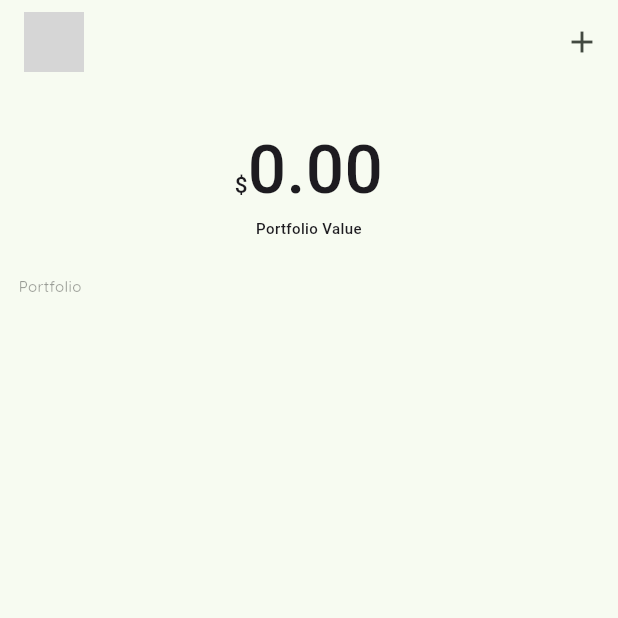
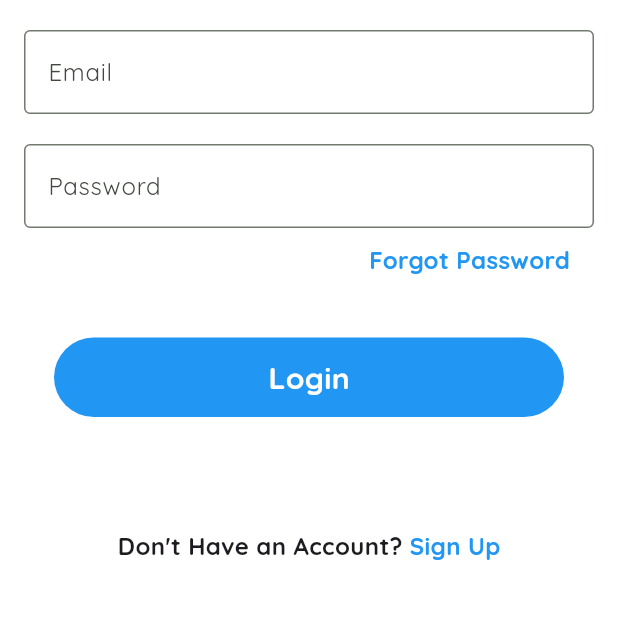
Before and after one commit to sjgod1427/crzy-crypto, a Flutter app: the screen it shows after launch, on a phone screen of 412 x 824 dp, the top half of it. Run offline on Flutter 3.47's test engine with Material 3 defaults, Android fonts, the phone set to English and light mode, and no system bars; our stand-ins replace cloud_firestore, dio, firebase_auth, firebase_core, firebase_storage, get and 3 more; accounts and stored records are empty; network calls fail; statements that could not run were skipped; grey boxes are pictures that could not be loaded.

Commit message:
login signup

```diff
--- /dev/null
+++ b/lib/authentication/services.dart
@@ -0,0 +1,55 @@
+import 'package:firebase_auth/firebase_auth.dart';
+import 'package:firebase_storage/firebase_storage.dart';
+import 'package:cloud_firestore/cloud_firestore.dart';
+
+class AuthServices {
+  final FirebaseAuth _firebaseAuth = FirebaseAuth.instance;
+  final FirebaseFirestore _firebaseFirestore = FirebaseFirestore.instance;
+
+  Future<String>? signUpUser(
+      {required String email,
+      required String username,
+      required String password}) async {
+    String res = "Some error occured";
+    try {
+      if (username.isNotEmpty || password.isNotEmpty || username.isNotEmpty) {
+        UserCredential credential = await _firebaseAuth
+            .createUserWithEmailAndPassword(email: email, password: password);
+        await _firebaseFirestore
+            .collection("users")
+            .doc(credential.user!.uid)
+            .set({
+          "username": username,
+          "email": email,
+          "uid": credential.user!.uid
+        });
+        res = "Successfull";
+      }
+    } catch (e) {
+      return e.toString();
+    }
+    return res;
+  }
+
+  Future<String> loginUser(
+      {required String email, required String password}) async {
+    String res = "Some error occured";
+    try {
+      if (email.isNotEmpty || password.isNotEmpty) {
+        //login user with email and password
+        await _firebaseAuth.signInWithEmailAndPassword(
+            email: email, password: password);
+        res = "sucess";
+      } else {
+        res = "Please enter all field";
+      }
+    } catch (e) {
+      return e.toString();
+    }
+    return res;
+  }
+
+  Future<void> signOut() async {
+    await _firebaseAuth.signOut();
+  }
+}
--- /dev/null
+++ b/lib/component/button.dart
@@ -0,0 +1,32 @@
+import 'package:flutter/material.dart';
+
+class MyButton extends StatelessWidget {
+  const MyButton({super.key, required this.onTab, required this.text});
+
+  final VoidCallback onTab;
+  final String text;
+
+  @override
+  Widget build(BuildContext context) {
+    return InkWell(
+      onTap: onTab,
+      child: Padding(
+        padding: EdgeInsets.all(20),
+        child: Container(
+          alignment: Alignment.center,
+          padding: EdgeInsets.symmetric(vertical: 12),
+          decoration: ShapeDecoration(
+              shape: RoundedRectangleBorder(
+                borderRadius: BorderRadius.circular(30),
+              ),
+              color: Colors.blue),
+          child: Text(
+            text,
+            style: const TextStyle(
+                color: Colors.white, fontWeight: FontWeight.bold, fontSize: 20),
+          ),
+        ),
+      ),
+    );
+  }
+}
--- a/lib/main.dart
+++ b/lib/main.dart
@@ -1,10 +1,15 @@
 import 'package:crzy_crypto/pages/home_page.dart';
+import 'package:crzy_crypto/pages/login.dart';
 import 'package:crzy_crypto/utils.dart';
+import 'package:firebase_auth/firebase_auth.dart';
+import 'package:firebase_core/firebase_core.dart';
 import 'package:flutter/material.dart';
 import 'package:get/get.dart';
 import 'package:google_fonts/google_fonts.dart';
 
-void main() async {
+Future<void> main() async {
+  WidgetsFlutterBinding.ensureInitialized();
+  await Firebase.initializeApp();
   await registerServices();
   await registerController();
   runApp(const MyApp());
@@ -24,7 +29,17 @@ class MyApp extends StatelessWidget {
           useMaterial3: true,
           textTheme: GoogleFonts.quicksandTextTheme(),
         ),
-        routes: {'/home': (context) => HomePage()},
+        routes: {
+          '/home': (context) => StreamBuilder(
+              stream: FirebaseAuth.instance.authStateChanges(),
+              builder: (context, snapshot) {
+                if (snapshot.hasData) {
+                  return HomePage();
+                } else {
+                  return LoginScreen();
+                }
+              }),
+        },
         initialRoute: '/home');
   }
 }
--- /dev/null
+++ b/lib/pages/login.dart
@@ -0,0 +1,225 @@
+import 'package:crzy_crypto/authentication/services.dart';
+import 'package:crzy_crypto/component/button.dart';
+import 'package:crzy_crypto/pages/home_page.dart';
+import 'package:crzy_crypto/pages/sign_up.dart';
+import 'package:flutter/material.dart';
+import 'package:flutter/services.dart';
+import 'package:get/get.dart';
+import 'package:rive/rive.dart' hide Image;
+
+class LoginScreen extends StatefulWidget {
+  LoginScreen({super.key});
+
+  @override
+  State<LoginScreen> createState() => _LoginScreen();
+}
+
+class _LoginScreen extends State<LoginScreen> {
+  final TextEditingController emailController = TextEditingController();
+  final TextEditingController passwordController = TextEditingController();
+  bool isLoading = false;
+
+  @override
+  void dispose() {
+    super.dispose();
+    emailController.dispose();
+    passwordController.dispose();
+  }
+
+  void loginUser() async {
+    setState(() {
+      isLoading = true;
+    });
+    String res = await AuthServices().loginUser(
+      email: emailController.text,
+      password: passwordController.text,
+    );
+    setState(() {
+      isLoading = false;
+    });
+
+    if (res == 'sucess') {
+      Future.delayed(Duration(seconds: 1), () {
+        Get.to(HomePage());
+      });
+    } else {
+      ScaffoldMessenger.of(context).showSnackBar(SnackBar(content: Text(res)));
+    }
+  }
+
+  var animationLink = 'images/animated_login_screen.riv';
+  late SMITrigger failTrigger, successTrigger;
+  late SMIBool isChecking, isHandsUp;
+  late SMINumber lookNum;
+  Artboard? artboard;
+  late StateMachineController? statemachineController;
+
+  @override
+  void initState() {
+    super.initState();
+    initArtBoard();
+  }
+
+  initArtBoard() {
+    rootBundle.load(animationLink).then((value) async {
+      await RiveFile.initialize();
+      final file = RiveFile.import(value);
+      final art = file.mainArtboard;
+      statemachineController =
+          StateMachineController.fromArtboard(art, "Login Machine")!;
+
+      if (statemachineController != null) {
+        art.addController(statemachineController!);
+        for (var element in statemachineController!.inputs) {
+          if (element.name == "isChecking") {
+            isChecking = element as SMIBool;
+          } else if (element.name == "isHandsUp") {
+            isHandsUp = element as SMIBool;
+          } else if (element.name == "trigSuccess") {
+            successTrigger = element as SMITrigger;
+          } else if (element.name == "trigFail") {
+            failTrigger = element as SMITrigger;
+          } else if (element.name == "numLook") {
+            lookNum = element as SMINumber;
+          }
+        }
+        setState(() {
+          artboard = art;
+        });
+      }
+    });
+  }
+
+  checking() {
+    isHandsUp.change(false);
+    isChecking.change(true);
+    lookNum.change(0);
+  }
+
+  moveEyes(value) {
+    lookNum.change(value.length.toDouble());
+  }
+
+  handsUp() {
+    isHandsUp.change(true);
+    isChecking.change(false);
+  }
+
+  login() {
+    isHandsUp.change(false);
+    isChecking.change(false);
+    if (emailController.text == "admin" && passwordController.text == "admin") {
+      successTrigger.fire();
+    } else {
+      failTrigger.fire();
+    }
+  }
+
+  @override
+  Widget build(BuildContext context) {
+    double height = MediaQuery.of(context).size.height;
+
+    return Scaffold(
+      backgroundColor: Colors.white,
+      body: SafeArea(
+        child: SingleChildScrollView(
+          child: Padding(
+            padding: const EdgeInsets.symmetric(horizontal: 16.0),
+            child: ConstrainedBox(
+              constraints: BoxConstraints(
+                minHeight: height,
+              ),
+              child: IntrinsicHeight(
+                child: Column(
+                  crossAxisAlignment: CrossAxisAlignment.stretch,
+                  children: [
+                    if (artboard != null)
+                      SizedBox(
+                        width: 400,
+                        height: 350,
+                        child: Rive(artboard: artboard!),
+                      ),
+                    const SizedBox(height: 20),
+                    TextField(
+                      onTap: checking,
+                      onChanged: ((value) => moveEyes(value)),
+                      controller: emailController,
+                      keyboardType: TextInputType.emailAddress,
+                      decoration: const InputDecoration(
+                        labelText: 'Email',
+                        border: OutlineInputBorder(),
+                      ),
+                    ),
+                    const SizedBox(height: 20),
+                    TextField(
+                      onTap: handsUp,
+                      controller: passwordController,
+                      keyboardType: TextInputType.visiblePassword,
+                      obscureText: true,
+                      decoration: const InputDecoration(
+                        labelText: 'Password',
+                        border: OutlineInputBorder(),
+                      ),
+                    ),
+                    const SizedBox(height: 10),
+                    const Align(
+                      alignment: Alignment.centerRight,
+                      child: Padding(
+                        padding: EdgeInsets.symmetric(horizontal: 16.0),
+                        child: Text(
+                          "Forgot Password",
+                          style: TextStyle(
+                            fontWeight: FontWeight.bold,
+                            fontSize: 16,
+                            color: Colors.blue,
+                          ),
+                        ),
+                      ),
+                    ),
+                    const SizedBox(height: 20),
+                    MyButton(
+                      onTab: loginUser,
+                      text: isLoading ? "Logging in..." : "Login",
+                    ),
+                    if (isLoading) Center(child: CircularProgressIndicator()),
+                    SizedBox(height: height / 15),
+                    Row(
+                      mainAxisAlignment: MainAxisAlignment.center,
+                      children: [
+                        const Text(
+                          "Don't Have an Account?",
+                          style: TextStyle(
+                            fontWeight: FontWeight.bold,
+                            fontSize: 16,
+                          ),
+                        ),
+                        GestureDetector(
+                          onTap: () {
+                            Navigator.push(
+                              context,
+                              MaterialPageRoute(
+                                builder: (context) => SignUpScreen(),
+                              ),
+                            );
+                          },
+                          child: const Text(
+                            " Sign Up",
+                            style: TextStyle(
+                              fontWeight: FontWeight.bold,
+                              fontSize: 16,
+                              color: Colors.blue,
+                            ),
+                          ),
+                        ),
+                      ],
+                    ),
+                  ],
+                ),
+              ),
+            ),
+          ),
+        ),
+      ),
+    );
+  }
+}
```
Also changed, not shown: lib/component/snack_bar.dart (added, +9 -0 lines), lib/component/text_field.dart (added, +44 -0 lines), lib/pages/sign_up.dart (added, +129 -0 lines), pubspec.yaml (+9 -3 lines), firebase.json (added), images/signup.jpeg (added), lib/firebase_options.dart (added), pubspec.lock, 10 other files.
